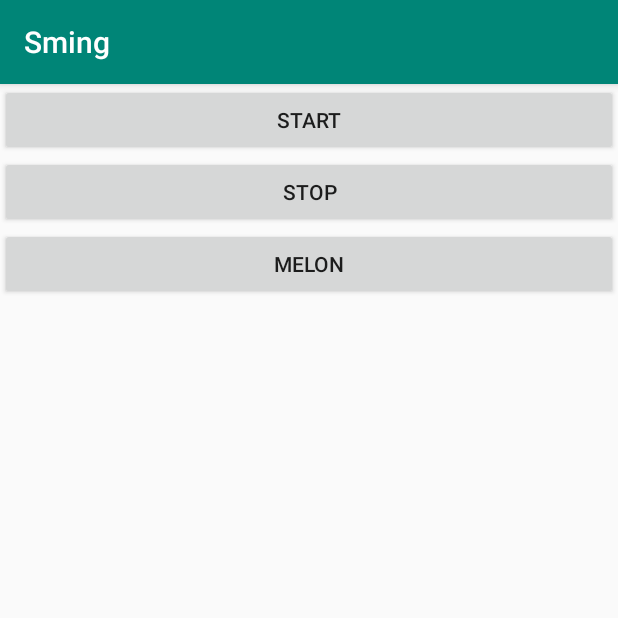
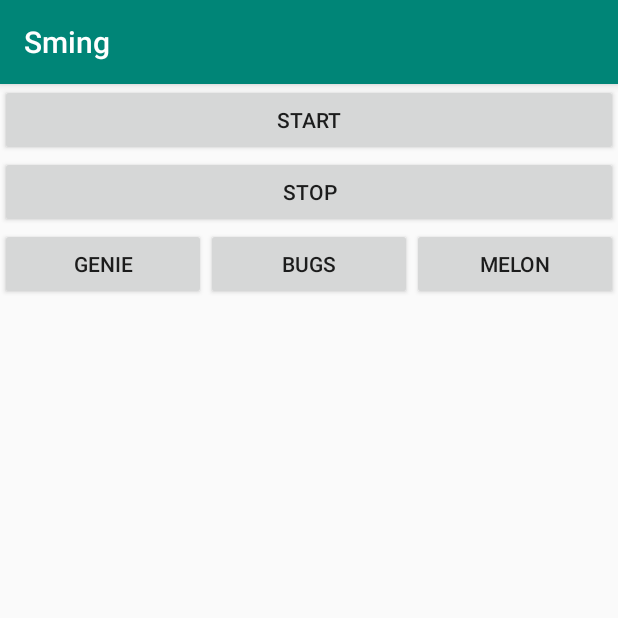
Before and after one commit to jeon9825/grade2_java-project, an Android app: the screen it shows after launch (MainActivity), after a tap on "STOP", on a phone screen of 412 x 824 dp, the top half of it. Run offline under Robolectric (Android 15) with nearby library versions, the phone set to English and light mode, and no system bars; 1 statement that could not run was skipped.

Commit message:
181106 sming [Melon,Genie,Bugs Button]

```diff
--- a/03) SMING/Sming/app/src/main/java/com/sming/MainActivity.java
+++ b/03) SMING/Sming/app/src/main/java/com/sming/MainActivity.java
@@ -67,7 +67,7 @@ public class MainActivity extends AppCompatActivity {
         stopButton.setOnClickListener(new Button.OnClickListener(){
             @Override
             public void onClick(View view) {
-                startProjection();
+                stopProjection();
             }
         });
 
@@ -77,6 +77,32 @@ public class MainActivity extends AppCompatActivity {
             public void onClick(View view) {
                 //타 어플(멜론)의 Activity 실행
                 ComponentName cn = new ComponentName("com.iloen.melon", "com.iloen.melon.MusicBrowserActivity");
+                Intent intent = new Intent(Intent.ACTION_MAIN);
+                intent.addCategory(Intent.CATEGORY_LAUNCHER);
+                intent.setComponent(cn);
+                startActivity(intent);
+            }
+        });
+
+        final Button genieButton = (Button) findViewById(R.id.GenieButton);
+        melonButton.setOnClickListener(new Button.OnClickListener(){
+            @Override
+            public void onClick(View view) {
+                //타 어플(멜론)의 Activity 실행
+                ComponentName cn = new ComponentName("com.ktmusic.geniemusic", "com.ktmusic.geniemusic.DummyActivity");
+                Intent intent = new Intent(Intent.ACTION_MAIN);
+                intent.addCategory(Intent.CATEGORY_LAUNCHER);
+                intent.setComponent(cn);
+                startActivity(intent);
+            }
+        });
+
+        final Button bugsButton = (Button) findViewById(R.id.BugsButton);
+        melonButton.setOnClickListener(new Button.OnClickListener(){
+            @Override
+            public void onClick(View view) {
+                //타 어플(멜론)의 Activity 실행
+                ComponentName cn = new ComponentName("com.neowiz.android.bugs", "com.neowiz.android.bugs.activity.HomeActivity");
                 Intent intent = new Intent(Intent.ACTION_MAIN);
                 intent.addCategory(Intent.CATEGORY_LAUNCHER);
                 intent.setComponent(cn);
@@ -126,6 +152,15 @@ public class MainActivity extends AppCompatActivity {
         startActivityForResult(mProjectionManager.createScreenCaptureIntent(), REQUEST_CODE);
     }
 
+    private void stopProjection() {
+        mHandler.post(new Runnable() {
+            @Override
+            public void run() {
+                mProjection.stop();
+            }
+        });
+    }
+
     private class VirtualDisplayCallback extends VirtualDisplay.Callback {
 
         @Override
--- a/03) SMING/Sming/app/src/main/res/layout/activity_main.xml
+++ b/03) SMING/Sming/app/src/main/res/layout/activity_main.xml
@@ -17,9 +17,31 @@
         android:layout_height="wrap_content"
         android:text="stop" />
 
-    <Button
-        android:id="@+id/MelonButton"
+    <LinearLayout
         android:layout_width="match_parent"
-        android:layout_height="wrap_content"
-        android:text="MELON" />
+        android:layout_height="match_parent"
+        android:orientation="horizontal">
+
+        <Button
+            android:id="@+id/GenieButton"
+            android:layout_width="wrap_content"
+            android:layout_height="wrap_content"
+            android:layout_weight="1"
+            android:text="GENIE" />
+
+        <Button
+            android:id="@+id/BugsButton"
+            android:layout_width="wrap_content"
+            android:layout_height="wrap_content"
+            android:layout_weight="1"
+            android:text="BUGS" />
+
+        <Button
+            android:id="@+id/MelonButton"
+            android:layout_width="wrap_content"
+            android:layout_height="wrap_content"
+            android:layout_weight="1"
+            android:text="MELON" />
+    </LinearLayout>
+
 </LinearLayout>
```
